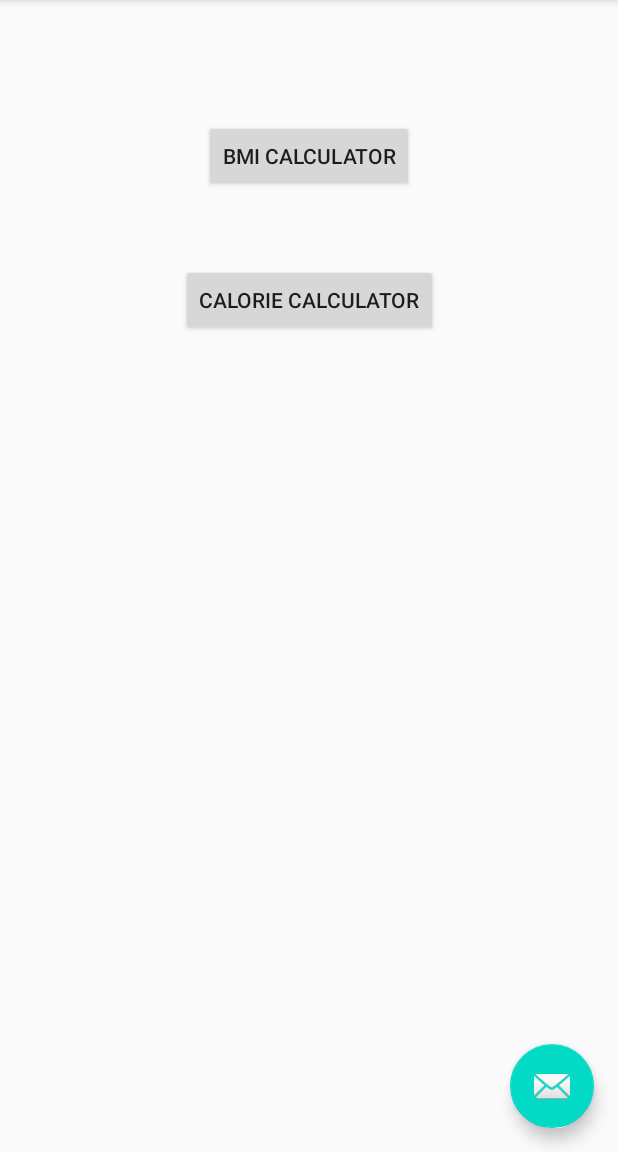
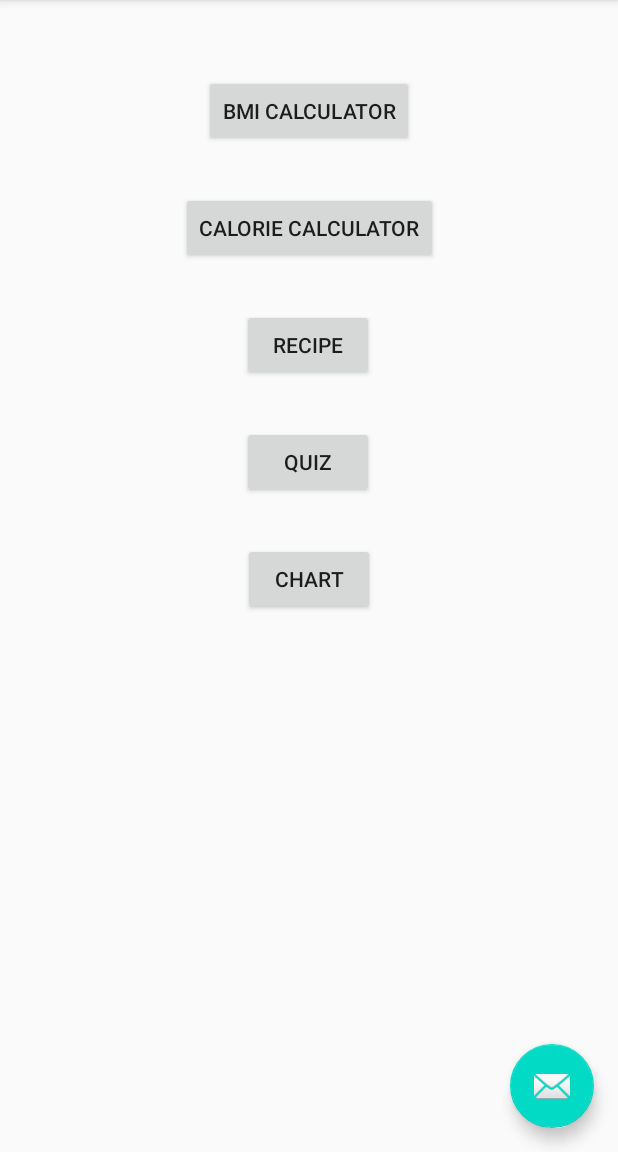
Before and after one commit to s15814/PAMO_LAB, an Android app: the screen it shows after launch (MainActivity), on a phone screen of 412 x 824 dp, the part 84-1236 px from its top. Run offline under Robolectric (Android 15) with nearby library versions, the phone set to English and light mode, and no system bars.

Commit message:
Implement calorie calculator, add new layouts

```diff
--- a/app/src/main/java/com/s15814/healthApp/MainMenu.java
+++ b/app/src/main/java/com/s15814/healthApp/MainMenu.java
@@ -39,6 +39,24 @@ public class MainMenu extends Fragment {
                         .navigate(R.id.action_mainMenu_to_SecondFragment);
             }
         });
+
+        view.findViewById(R.id.mainMenuRecipeButton).setOnClickListener(new View.OnClickListener() {
+            @Override
+            public void onClick(View view) {
+                NavHostFragment.findNavController(MainMenu.this)
+                        .navigate(R.id.action_mainMenu_to_recipe);
+            }
+        });
+
+        view.findViewById(R.id.mainMenuQuizButton).setOnClickListener(new View.OnClickListener() {
+            @Override
+            public void onClick(View view) {
+                NavHostFragment.findNavController(MainMenu.this)
+                        .navigate(R.id.action_mainMenu_to_quiz);
+            }
+        });
+
+
     }
 
 }
--- a/app/src/main/res/layout/bmi_calculator.xml
+++ b/app/src/main/res/layout/bmi_calculator.xml
@@ -23,7 +23,7 @@
         android:id="@+id/heightHint"
         android:layout_width="wrap_content"
         android:layout_height="wrap_content"
-        android:layout_marginTop="60dp"
+        android:layout_marginTop="40dp"
         android:text="@string/height_hint"
         app:layout_constraintEnd_toEndOf="parent"
         app:layout_constraintStart_toStartOf="parent"
--- a/app/src/main/res/layout/main_menu.xml
+++ b/app/src/main/res/layout/main_menu.xml
@@ -10,7 +10,7 @@
         android:id="@+id/mainMenuBmiCalculatorButton"
         android:layout_width="wrap_content"
         android:layout_height="wrap_content"
-        android:layout_marginTop="80dp"
+        android:layout_marginTop="50dp"
         android:text="@string/bmi_calculator_button"
         app:layout_constraintEnd_toEndOf="parent"
         app:layout_constraintStart_toStartOf="parent"
@@ -20,10 +20,42 @@
         android:id="@+id/mainMenuCalorieCalculatorButton"
         android:layout_width="wrap_content"
         android:layout_height="wrap_content"
-        android:layout_marginTop="48dp"
+        android:layout_marginTop="30dp"
         android:text="@string/mainMenuCalorieCalculatorButton"
         app:layout_constraintEnd_toEndOf="parent"
         app:layout_constraintStart_toStartOf="parent"
         app:layout_constraintTop_toBottomOf="@+id/mainMenuBmiCalculatorButton" />
 
+    <Button
+        android:id="@+id/mainMenuQuizButton"
+        android:layout_width="wrap_content"
+        android:layout_height="wrap_content"
+        android:layout_marginTop="30dp"
+        android:text="@string/quiz_button_text"
+        app:layout_constraintEnd_toEndOf="parent"
+        app:layout_constraintHorizontal_bias="0.498"
+        app:layout_constraintStart_toStartOf="parent"
+        app:layout_constraintTop_toBottomOf="@+id/mainMenuRecipeButton" />
+
+    <Button
+        android:id="@+id/mainMenuRecipeButton"
+        android:layout_width="wrap_content"
+        android:layout_height="wrap_content"
+        android:layout_marginTop="30dp"
+        android:text="@string/recipe_button_text"
+        app:layout_constraintEnd_toEndOf="parent"
+        app:layout_constraintHorizontal_bias="0.498"
+        app:layout_constraintStart_toStartOf="parent"
+        app:layout_constraintTop_toBottomOf="@+id/mainMenuCalorieCalculatorButton" />
+
+    <Button
+        android:id="@+id/mainMenuChartButton"
+        android:layout_width="wrap_content"
+        android:layout_height="wrap_content"
+        android:layout_marginTop="30dp"
+        android:text="@string/chart_button_text"
+        app:layout_constraintEnd_toEndOf="parent"
+        app:layout_constraintStart_toStartOf="parent"
+        app:layout_constraintTop_toBottomOf="@+id/mainMenuQuizButton" />
+
 </androidx.constraintlayout.widget.ConstraintLayout>
--- a/app/src/main/res/navigation/nav_graph.xml
+++ b/app/src/main/res/navigation/nav_graph.xml
@@ -34,5 +34,28 @@
         <action
             android:id="@+id/action_mainMenu_to_SecondFragment"
             app:destination="@id/SecondFragment" />
+        <action
+            android:id="@+id/action_mainMenu_to_quiz"
+            app:destination="@id/quiz" />
+        <action
+            android:id="@+id/action_mainMenu_to_recipe"
+            app:destination="@id/recipe" />
+    </fragment>
+    <fragment
+        android:id="@+id/quiz"
+        android:name="com.s15814.healthApp.Quiz"
+        android:label="quiz"
+        tools:layout="@layout/quiz" >
+        <action
+            android:id="@+id/action_quiz_to_mainMenu"
+            app:destination="@id/mainMenu" />
+    </fragment>
+    <fragment
+        android:id="@+id/recipe"
+        android:name="com.s15814.healthApp.Recipe"
+        android:label="Recipe" >
+        <action
+            android:id="@+id/action_recipe_to_mainMenu"
+            app:destination="@id/mainMenu" />
     </fragment>
 </navigation>
--- a/app/src/main/res/values/strings.xml
+++ b/app/src/main/res/values/strings.xml
@@ -20,4 +20,7 @@
     <string name="calorie_calculator_gender_tip_text">Select your gender:</string>
     <string name="ageHint">Age [years]</string>
     <string name="enter_age_field">Enter age</string>
+    <string name="quiz_button_text">Quiz</string>
+    <string name="recipe_button_text">Recipe</string>
+    <string name="chart_button_text">Chart</string>
 </resources>
```
Also changed, not shown: app/src/main/java/com/s15814/healthApp/CalorieCalculator.java (+21 -2 lines), app/src/main/java/com/s15814/healthApp/Quiz.java (added, +34 -0 lines), app/src/main/java/com/s15814/healthApp/Recipe.java (added, +34 -0 lines), app/src/main/res/layout/calorie_calculator.xml (+4 -4 lines), app/src/main/res/layout/quiz.xml (added, +18 -0 lines), app/src/main/res/layout/recipe.xml (added, +18 -0 lines).
